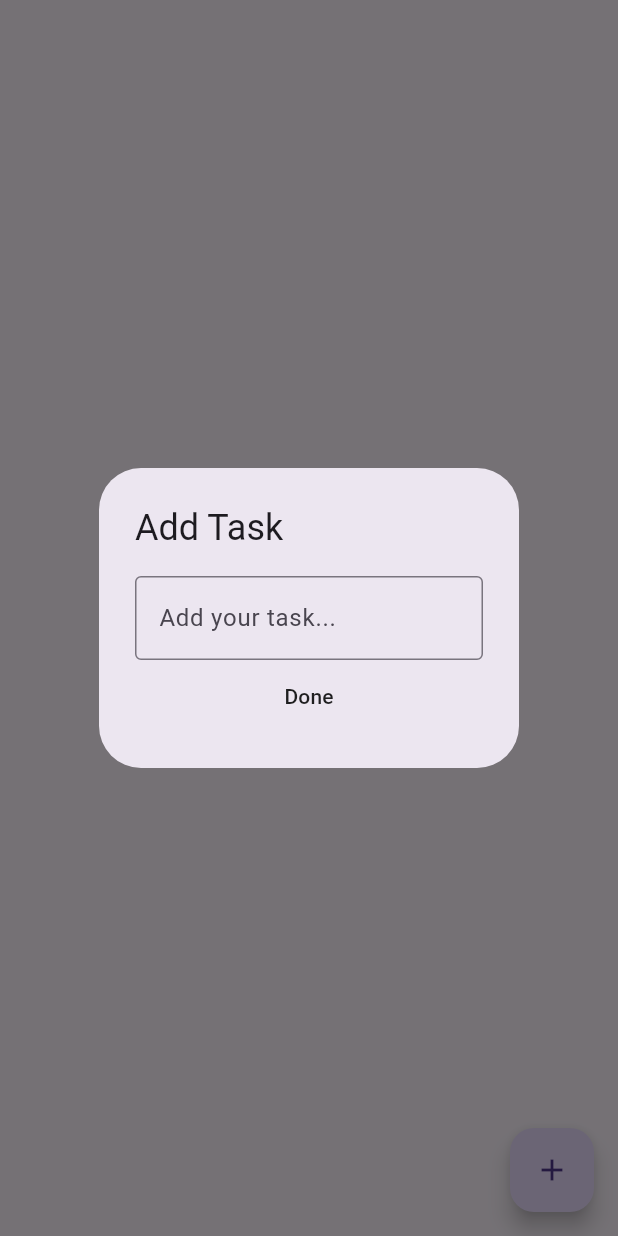
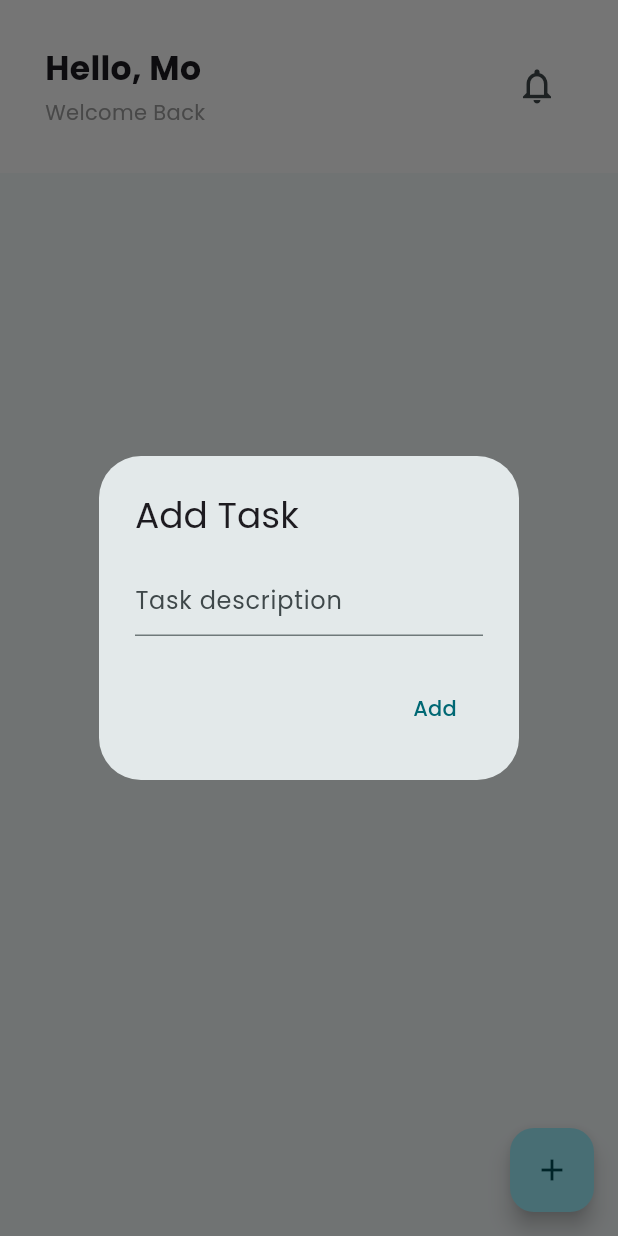
Before and after one commit to VISHAKHNAIR16/TASK_MANAGEMENT, a Flutter app: the screen it shows after launch, after a tap on the "add" icon, on a phone screen of 412 x 824 dp. Run offline on Flutter 3.47's test engine with Material 3 defaults, Android fonts, the phone set to English and light mode, and no system bars; our stand-ins replace flutter_riverpod, google_fonts, logger, sqflite; accounts and stored records are empty.

Commit message:
Intialized A basic RiverPod Setup

```diff
--- a/analysis_options.yaml
+++ b/analysis_options.yaml
@@ -8,6 +8,11 @@
 # The following line activates a set of recommended lints for Flutter apps,
 # packages, and plugins designed to encourage good coding practices.
 include: package:flutter_lints/flutter.yaml
+
+
+analyzer:
+  plugins:
+    - custom_lint
 
 linter:
   # The lint rules applied to this project can be customized in the
--- a/lib/Pages/home_screen.dart
+++ b/lib/Pages/home_screen.dart
@@ -1,96 +1,152 @@
 import 'package:flutter/material.dart';
-import 'package:task_management/models/task.dart';
-import 'package:task_management/services/database_service.dart';
+import 'package:flutter_riverpod/flutter_riverpod.dart';
+import 'package:task_management/controllers/home_screen_controller.dart';
+import 'package:task_management/controllers/providers.dart';
+import 'package:task_management/models/task_list.dart';
+import 'package:task_management/widgets/task_list_title.dart';
 
-class HomeScreen extends StatefulWidget {
+class HomeScreen extends ConsumerWidget {
   const HomeScreen({super.key});
 
   @override
-  State<HomeScreen> createState() => _HomeScreenState();
-}
+  Widget build(BuildContext context, WidgetRef ref) {
+    final taskList = ref.watch(homeScreenControllerProvider);
+    final controller = ref.read(homeScreenControllerProvider.notifier);
 
-class _HomeScreenState extends State<HomeScreen> {
-  final DatabaseService _databaseService = DatabaseService.instance;
-  String? _task = null;
-
-  @override
-  Widget build(BuildContext context) {
     return Scaffold(
-      floatingActionButton: _floatingButton(),
-      body: _tasksList(),
+      appBar: _customAppBar(context),
+      floatingActionButton: _floatingButton(context, controller),
+      body: _tasksList(taskList, controller),
     );
   }
 
-  Widget _tasksList() {
-    return FutureBuilder(
-      future: _databaseService.getTask(),
-      builder: (context, snapshot) {
-        return ListView.builder(
-          itemCount: snapshot.data?.length ?? 0,
-          itemBuilder: (context, index) {
-            Task task = snapshot.data![index];
-            return ListTile(
-              onLongPress: () {
-                _databaseService.deleteTask(task.id);
-                setState(() {});
-              },
-              title: Text(task.content),
-              trailing: Checkbox(
-                value: task.status == 1,
-                onChanged: (value) {
-                  _databaseService.updateTaskStatus(
-                    task.id,
-                    value == true ? 1 : 0,
-                  );
-                  setState(() {});
-                },
-              ),
-            );
-          },
-        );
+  Widget _floatingButton(
+    BuildContext context,
+    HomeScreenController controller,
+  ) {
+    return FloatingActionButton(
+      onPressed: () {
+        _showAddTaskDialog(context, controller);
       },
+      child: Icon(Icons.add),
     );
   }
 
-  Widget _floatingButton() {
-    return FloatingActionButton(
-      child: Icon(Icons.add),
-      onPressed: () {
-        showDialog(
-          context: context,
-          builder: (_) => AlertDialog(
-            title: const Text("Add Task"),
-            content: Column(
-              mainAxisSize: MainAxisSize.min,
-              children: [
-                TextField(
-                  onChanged: (value) {
-                    setState(() {
-                      _task = value;
-                    });
-                  },
-                  decoration: InputDecoration(
-                    border: OutlineInputBorder(),
-                    hintText: "Add your task...",
+  PreferredSizeWidget _customAppBar(BuildContext context) {
+    final double height = MediaQuery.of(context).size.height * 0.14;
+
+    return PreferredSize(
+      preferredSize: Size.fromHeight(height),
+      child: SafeArea(
+        child: Container(
+          width: double.infinity,
+          padding: const EdgeInsets.all(30),
+          decoration: const BoxDecoration(
+            color: Colors.white,
+          ),
+          child: Column(
+            crossAxisAlignment: CrossAxisAlignment.start,
+            children: [
+              // Top Row (Hello + Notification)
+              Row(
+                mainAxisAlignment: MainAxisAlignment.spaceBetween,
+                children: [
+                  Column(
+                    crossAxisAlignment: CrossAxisAlignment.start,
+                    children: const [
+                      Text(
+                        "Hello, Mo",
+                        style: TextStyle(
+                          fontSize: 22,
+                          fontWeight: FontWeight.bold,
+                        ),
+                      ),
+                      SizedBox(height: 4),
+                      Text(
+                        "Welcome Back",
+                        style: TextStyle(fontSize: 14, color: Colors.grey),
+                      ),
+                    ],
                   ),
-                ),
-                MaterialButton(
-                  onPressed: () async {
-  if (_task == null || _task!.isEmpty) return;
-  await _databaseService.addTask(_task!);
-  setState(() {
-    _task = null;
-  });
-  Navigator.pop(context);
-},
+                  IconButton(
+                    onPressed: () {},
+                    icon: const Icon(
+                      Icons.notifications_none_outlined,
+                      size: 28,
+                    ),
+                  ),
+                ],
+              ),
+            ],
+          ),
+        ),
+      ),
+    );
+  }
 
-                  child: Text("Done"),
-                ),
-              ],
+  void _showAddTaskDialog(
+    BuildContext context,
+    HomeScreenController controller,
+  ) {
+    String? inputTask;
+
+    showDialog(
+      context: context,
+      builder: (_) => AlertDialog(
+        title: Text('Add Task'),
+        content: TextField(
+          onChanged: (value) {
+            inputTask = value;
+          },
+          decoration: InputDecoration(hintText: 'Task description'),
+        ),
+        actions: [
+          TextButton(
+            onPressed: () async {
+              if (inputTask != null && inputTask!.isNotEmpty) {
+                await controller.addTask(inputTask!);
+                Navigator.pop(context);
+              }
+            },
+            child: const Text('Add'),
+          ),
+        ],
+      ),
+    );
+  }
+
+  Widget _tasksList(TaskList taskList, HomeScreenController controller) {
+    final tasks = taskList.data ?? [];
+
+    return SafeArea(
+      child: Column(
+        children: [
+          Expanded(
+            child: ListView.builder(
+              itemCount: tasks.length,
+              itemBuilder: (context, index) {
+                final task = tasks[index];
+                return TaskListTitle(task: task, controller: controller);
+              },
             ),
           ),
-        );
-      },
+        ],
+      ),
     );
   }
+
+  // Widget _taskListTile(Task task, HomeScreenController controller) {
+  //   return ListTile(
+  //     title: Text(task.content),
+  //     trailing: Checkbox(
+  //       value: task.status == 1,
+  //       onChanged: (bool? value) {
+  //         controller.updateTaskStatus(task.id, value == true ? 1 : 0);
+  //       },
+  //     ),
+  //     onLongPress: () {
+  //       controller.deleteTask(task.id);
+  //     },
+  //   );
+  // }
 }
--- /dev/null
+++ b/lib/controllers/home_screen_controller.dart
@@ -0,0 +1,32 @@
+import 'package:flutter_riverpod/legacy.dart';
+import 'package:task_management/models/task_list.dart';
+import 'package:task_management/repository/task_repository.dart';
+
+class HomeScreenController extends StateNotifier<TaskList> {
+  final TaskRepository _repository;
+
+  HomeScreenController(TaskList initialState, this._repository)
+      : super(initialState) {
+    _loadTasks();
+  }
+
+  Future<void> _loadTasks() async {
+    final tasks = await _repository.getTasks();
+    state = state.copyWith(data: tasks);
+  }
+
+  Future<void> addTask(String content, {DateTime? dueDate}) async {
+    await _repository.addTask(content, dueDate: dueDate);
+    await _loadTasks();
+  }
+
+  Future<void> updateTaskStatus(int id, int status) async {
+    await _repository.updateTaskStatus(id, status);
+    await _loadTasks();
+  }
+
+  Future<void> deleteTask(int id) async {
+    await _repository.deleteTask(id);
+    await _loadTasks();
+  }
+}
--- /dev/null
+++ b/lib/controllers/providers.dart
@@ -0,0 +1,14 @@
+import 'package:flutter_riverpod/flutter_riverpod.dart';
+import 'package:flutter_riverpod/legacy.dart';
+import 'package:task_management/repository/task_repository.dart';
+import 'package:task_management/services/database_service.dart';
+import 'package:task_management/controllers/home_screen_controller.dart';
+import 'package:task_management/models/task_list.dart';
+
+final databaseServiceProvider = Provider<DatabaseService>((ref) => DatabaseService.instance);
+
+final taskRepositoryProvider = Provider<TaskRepository>((ref) => TaskRepository(db: ref.watch(databaseServiceProvider)));
+
+final homeScreenControllerProvider = StateNotifierProvider<HomeScreenController, TaskList>((ref) {
+  return HomeScreenController(TaskList.initial(), ref.watch(taskRepositoryProvider));
+});
--- a/lib/main.dart
+++ b/lib/main.dart
@@ -1,19 +1,26 @@
 import 'package:flutter/material.dart';
+import 'package:flutter_riverpod/flutter_riverpod.dart';
+import 'package:google_fonts/google_fonts.dart';
 import 'package:task_management/Pages/home_screen.dart';
 
-
-void main()
-{
-  return runApp(MyApp());
+void main() {
+  runApp(ProviderScope(child: MyApp()));
 }
 
-
-class MyApp extends StatelessWidget{
+class MyApp extends StatelessWidget {
   const MyApp({super.key});
 
   @override
   Widget build(BuildContext context) {
-    return MaterialApp(home: HomeScreen(),);
+    return MaterialApp(
+      debugShowCheckedModeBanner: false,
+      title: 'TASK MANAGMENT APP',
+      theme: ThemeData(
+        colorScheme: ColorScheme.fromSeed(seedColor: Colors.white),
+        useMaterial3: true,
+        textTheme: GoogleFonts.poppinsTextTheme(),
+      ),
+      home: HomeScreen(),
+    );
   }
-
 }
--- a/lib/models/task.dart
+++ b/lib/models/task.dart
@@ -1,5 +1,5 @@
 class Task {
-  final int status, id , priority;
+  final int status, id , priority,type;
   final String content;
   final DateTime? dueDate;
 
@@ -10,5 +10,6 @@ class Task {
     required this.priority,
     required this.content,
     required this.dueDate,
+    required this.type,
   });
 }
--- /dev/null
+++ b/lib/models/task_list.dart
@@ -0,0 +1,12 @@
+import 'package:task_management/models/task.dart';
+
+class TaskList {
+  final List<Task>? data;
+
+  TaskList({required this.data});
+
+  factory TaskList.initial() => TaskList(data: []);
+
+  TaskList copyWith({List<Task>? data}) =>
+      TaskList(data: data ?? this.data);
+}
--- /dev/null
+++ b/lib/repository/task_repository.dart
@@ -0,0 +1,13 @@
+import 'package:task_management/models/task.dart';
+import 'package:task_management/services/database_service.dart';
+
+class TaskRepository {
+  final DatabaseService db;
+
+  TaskRepository({required this.db});
+
+  Future<List<Task>?> getTasks() => db.getTask();
+  Future<void> addTask(String content, {DateTime? dueDate}) => db.addTask(content, dueDate: dueDate);
+  Future<void> updateTaskStatus(int id, int status) => db.updateTaskStatus(id, status);
+  Future<void> deleteTask(int id) => db.deleteTask(id);
+}
--- a/lib/services/database_service.dart
+++ b/lib/services/database_service.dart
@@ -16,6 +16,7 @@ class DatabaseService {
   final String _tasksStatusColoumnName = "status";
   final String _tasksPriorityColoumnName = "priority";
   final String _tasksDueDateColumnName = 'duedate';
+  final String _tasksTypeColumnName = 'type';
 
   DatabaseService._constructor();
 
@@ -42,7 +43,7 @@ class DatabaseService {
     final databasePath = join(databaseDirPath, "Tasks_List.db");
     final database = await openDatabase(
       databasePath,
-      version: 2,
+      version: 3,
       onCreate: (db, version) async {
         await db.execute('''
       CREATE TABLE $_taskTableName (
@@ -50,7 +51,8 @@ class DatabaseService {
         $_tasksContentColumnName TEXT NOT NULL,
         $_tasksStatusColoumnName INTEGER NOT NULL,
         $_tasksPriorityColoumnName INTEGER,
-        $_tasksDueDateColumnName INTEGER
+        $_tasksDueDateColumnName INTEGER,
+        $_tasksTypeColumnName INTEGER
       );
     ''');
       },
@@ -58,6 +60,11 @@ class DatabaseService {
         if (oldVersion < 2) {
           await db.execute(
             'ALTER TABLE $_taskTableName ADD COLUMN $_tasksDueDateColumnName INTEGER;',
+          );
+        }
+        if (oldVersion < 3) {
+          await db.execute(
+            'ALTER TABLE $_taskTableName ADD COLUMN $_tasksTypeColumnName INTEGER;',
           );
         }
       },
@@ -73,6 +80,7 @@ class DatabaseService {
         _tasksStatusColoumnName: 0,
         _tasksPriorityColoumnName: 0,
         _tasksDueDateColumnName: dueDate?.millisecondsSinceEpoch,
+        _tasksTypeColumnName: 0,
       });
     }, "Failed To Add Task");
   }
@@ -84,13 +92,20 @@ class DatabaseService {
       return data
           .map(
             (e) => Task(
-              id: e["Id"] as int,
-              status: e["status"] as int,
-              priority: e["priority"] as int,
-              content: e["content"] as String,
-              dueDate: e['dueDate'] != null
-                  ? DateTime.fromMillisecondsSinceEpoch(e['dueDate'] as int)
+              id: e[_tasksIdColumnName] as int,
+              status: e[_tasksStatusColoumnName] as int,
+              priority: e[_tasksPriorityColoumnName] as int,
+              content: e[_tasksContentColumnName] as String,
+
+              dueDate: e[_tasksDueDateColumnName] != null
+                  ? DateTime.fromMillisecondsSinceEpoch(
+                      e[_tasksDueDateColumnName] as int,
+                    )
                   : null,
+
+              type: e[_tasksTypeColumnName] != null
+                  ? e[_tasksTypeColumnName] as int
+                  : 0,
             ),
           )
           .toList();
--- a/pubspec.yaml
+++ b/pubspec.yaml
@@ -17,6 +17,7 @@ dependencies:
   path: ^1.9.1
   logger: ^2.6.2
   flutter_riverpod: ^3.0.3
+  google_fonts: ^6.3.2
 
 
 dev_dependencies:
@@ -25,6 +26,7 @@ dev_dependencies:
 
 
   flutter_lints: ^5.0.0
+  riverpod_lint: ^3.0.3
 
 
 flutter:
```
Also changed, not shown: lib/widgets/task_list_title.dart (added, +74 -0 lines), pubspec.lock, 1 other file.
